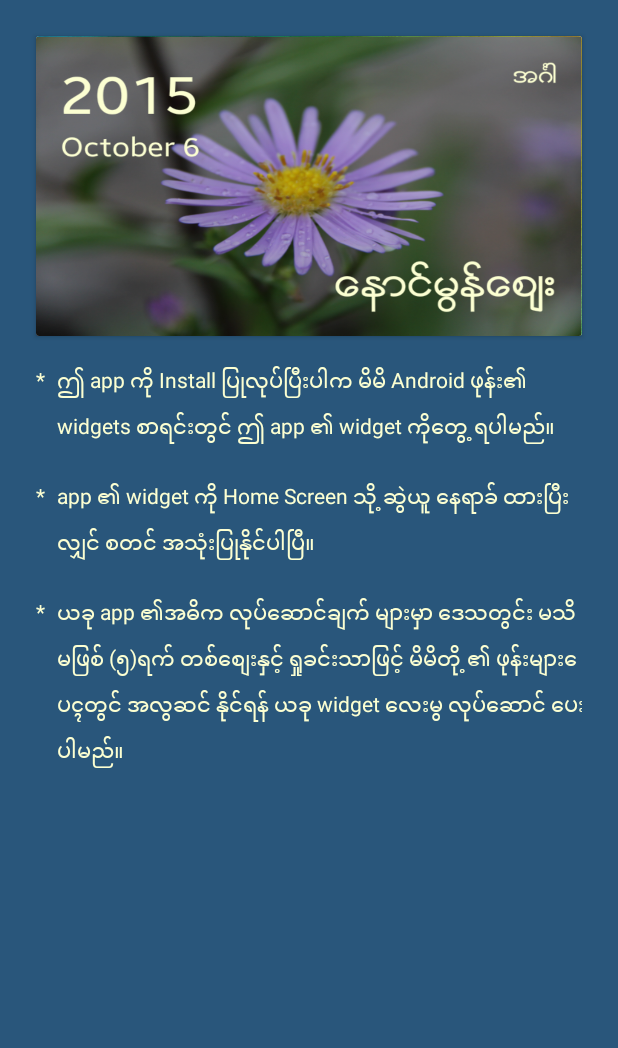
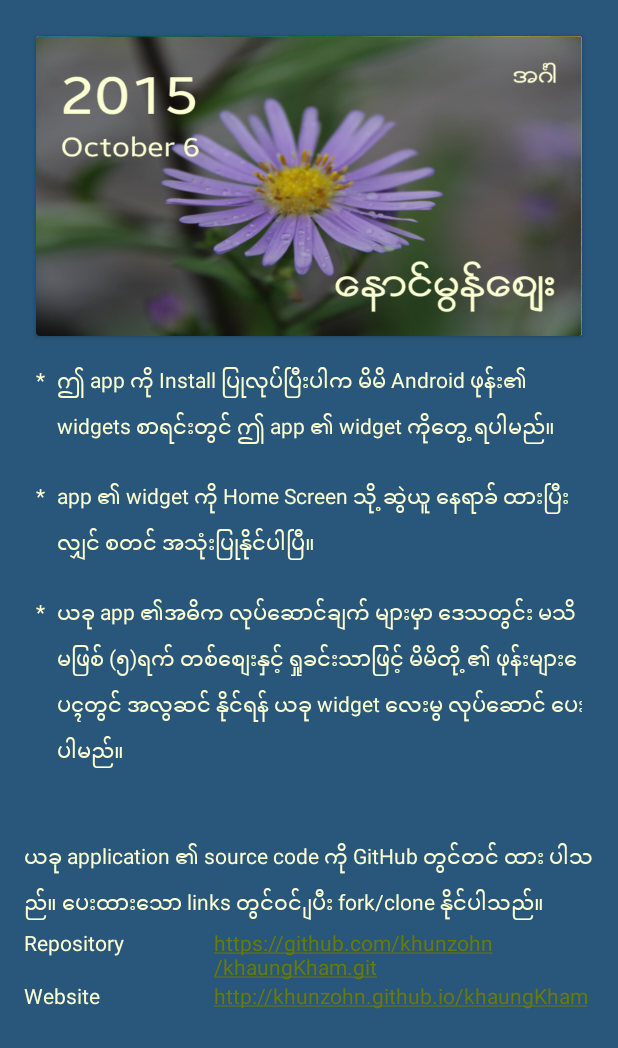
Before and after one commit to khunzohn/khaungKham, an Android app: the HelpActivity screen opened directly, with no data from a screen before it, on a phone screen of 412 x 824 dp. Shown: the top 1048 px of the screen. Run offline under Robolectric (Android 15) with nearby library versions, the phone set to English and light mode, and no system bars.

Commit message:
add repository info in help screen.

```diff
--- a/app/src/main/res/layout-land/activity_help.xml
+++ b/app/src/main/res/layout-land/activity_help.xml
@@ -3,10 +3,13 @@
     android:layout_width="match_parent"
     android:layout_height="match_parent"
     android:background="?attr/colorPrimary"
-    android:orientation="horizontal"
+    android:orientation="vertical"
     android:padding="16dp"
     tools:context="com.hilllander.khunzohn.khwangkham.HelpActivity">
-
+    <LinearLayout
+        android:layout_width="match_parent"
+        android:layout_height="wrap_content"
+        android:orientation="horizontal">
         <LinearLayout
             android:layout_width="match_parent"
             android:layout_height="match_parent"
@@ -87,6 +90,78 @@
                 android:layout_height="match_parent"
                 android:background="@drawable/preview_image" />
         </android.support.v7.widget.CardView>
+    </LinearLayout>
+
+    <RelativeLayout
+        android:layout_width="match_parent"
+        android:layout_height="wrap_content">
+
+        <TextView
+            android:layout_width="200dp"
+            android:layout_height="wrap_content"
+            android:layout_alignParentLeft="true"
+            android:layout_gravity="start"
+            android:text="@string/github_info"
+            android:textColor="@color/text_color" />
+
+        <LinearLayout
+            android:layout_width="wrap_content"
+            android:layout_height="wrap_content"
+            android:layout_alignParentRight="true"
+            android:orientation="vertical">
+
+            <LinearLayout
+                android:layout_width="match_parent"
+                android:layout_height="wrap_content"
+                android:orientation="horizontal"
+                android:weightSum="3">
+
+                <TextView
+                    android:layout_width="0dp"
+                    android:layout_height="wrap_content"
+                    android:layout_weight="1"
+                    android:text="@string/repository"
+                    android:textColor="@color/text_color" />
+
+                <TextView
+                    android:id="@+id/link_repo"
+                    android:layout_width="0dp"
+                    android:layout_height="wrap_content"
+                    android:layout_weight="2"
+                    android:autoLink="web"
+                    android:linksClickable="true"
+                    android:text="@string/repository_url"
+                    android:textColor="@color/text_color" />
+
+            </LinearLayout>
+
+            <LinearLayout
+                android:layout_width="match_parent"
+                android:layout_height="wrap_content"
+                android:orientation="horizontal"
+                android:weightSum="3">
+
+                <TextView
+                    android:layout_width="0dp"
+                    android:layout_height="wrap_content"
+                    android:layout_weight="1"
+                    android:text="@string/website"
+                    android:textColor="@color/text_color" />
+
+                <TextView
+                    android:id="@+id/link_website"
+                    android:layout_width="0dp"
+                    android:layout_height="wrap_content"
+                    android:layout_weight="2"
+                    android:autoLink="web"
+                    android:linksClickable="true"
+                    android:text="@string/website_url"
+                    android:textColor="@color/text_color" />
+
+            </LinearLayout>
+        </LinearLayout>
+
+    </RelativeLayout>
 
 
 </LinearLayout>
--- a/app/src/main/res/layout/activity_help.xml
+++ b/app/src/main/res/layout/activity_help.xml
@@ -20,7 +20,7 @@
 
     <LinearLayout
         android:layout_width="match_parent"
-        android:layout_height="match_parent"
+        android:layout_height="wrap_content"
         android:orientation="vertical">
 
         <LinearLayout
@@ -86,4 +86,62 @@
 
     </LinearLayout>
 
+    <TextView
+        android:layout_width="match_parent"
+        android:layout_height="wrap_content"
+        android:layout_gravity="center"
+        android:paddingTop="32dp"
+        android:text="@string/github_info"
+        android:textColor="@color/text_color" />
+
+    <LinearLayout
+        android:layout_width="match_parent"
+        android:layout_height="wrap_content"
+        android:orientation="horizontal"
+        android:weightSum="3">
+
+        <TextView
+            android:layout_width="0dp"
+            android:layout_height="wrap_content"
+            android:layout_weight="1"
+            android:text="@string/repository"
+            android:textColor="@color/text_color" />
+
+        <TextView
+            android:id="@+id/link_repo"
+            android:layout_width="0dp"
+            android:layout_height="wrap_content"
+            android:layout_weight="2"
+            android:autoLink="web"
+            android:linksClickable="true"
+            android:text="@string/repository_url"
+            android:textColor="@color/text_color" />
+
+    </LinearLayout>
+
+    <LinearLayout
+        android:layout_width="match_parent"
+        android:layout_height="wrap_content"
+        android:orientation="horizontal"
+        android:weightSum="3">
+
+        <TextView
+            android:layout_width="0dp"
+            android:layout_height="wrap_content"
+            android:layout_weight="1"
+            android:text="@string/website"
+            android:textColor="@color/text_color" />
+
+        <TextView
+            android:id="@+id/link_website"
+            android:layout_width="0dp"
+            android:layout_height="wrap_content"
+            android:layout_weight="2"
+            android:autoLink="web"
+            android:linksClickable="true"
+            android:text="@string/website_url"
+            android:textColor="@color/text_color" />
+
+    </LinearLayout>
+
 </LinearLayout>
--- a/app/src/main/res/values/strings.xml
+++ b/app/src/main/res/values/strings.xml
@@ -37,4 +37,10 @@
                                    live their lives much smarter. </string>
     <string name="facebook">find us on facebook. \"www.facebook.com/khunzohn\"</string>
     <string name="hilllander">2015. Hilllander team.</string>
+    <string name="github_info">ယခု application ၏ source code ကို GitHub တြင္တင္ ထား ပါသည္။ ေပးထားေသာ links တြင္၀င္ ျပီး
+                                fork/clone ႏုိင္ပါသည္။</string>
+    <string name="repository">Repository</string>
+    <string name="repository_url">https://github.com/khunzohn/khaungKham.git</string>
+    <string name="website">Website</string>
+    <string name="website_url">http://khunzohn.github.io/khaungKham</string>
 </resources>
```
Lines whose indentation alone changed are shown as unchanged.
